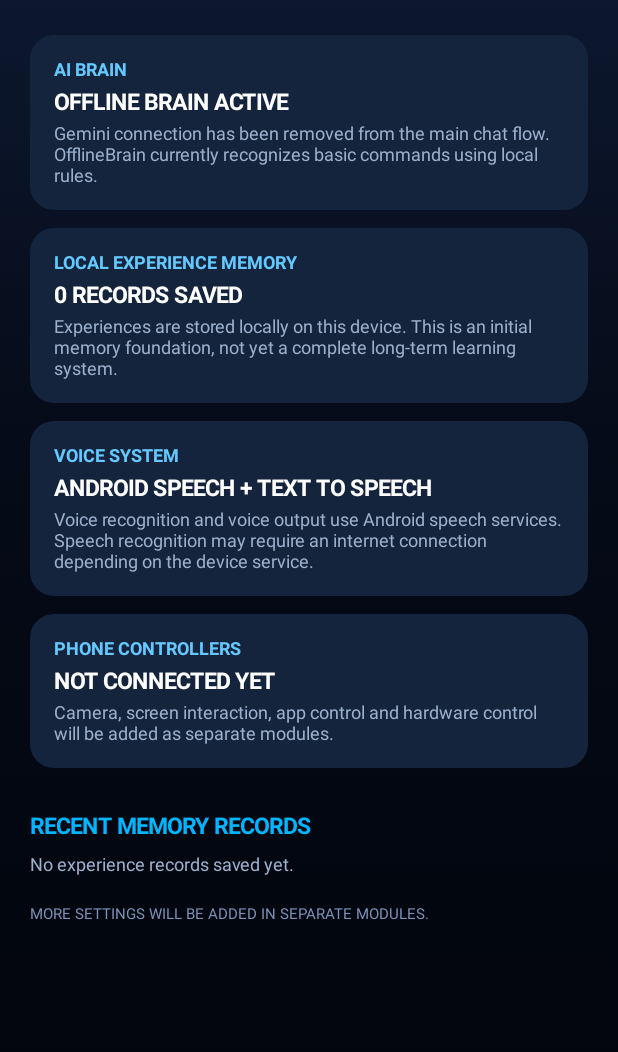
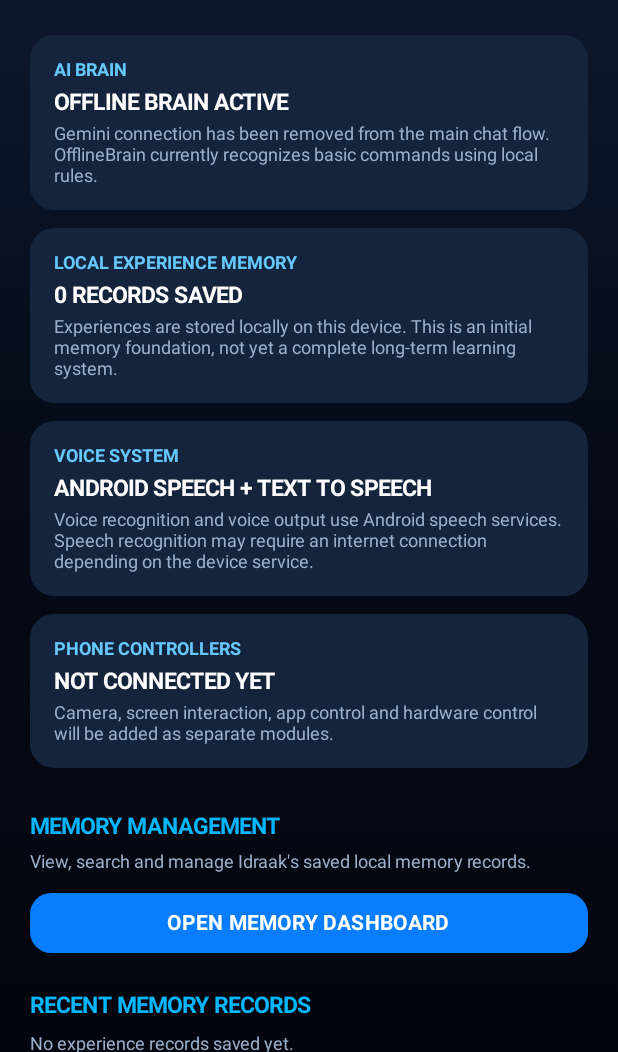
Before and after one commit to sameer83y-png/IDRAAK-QUANTUM-CORE-9432, an Android app built with Jetpack Compose: the composable IdraakHomeScreen shown on its own in the app's theme, after a tap on "SETTINGS", on a phone screen of 412 x 824 dp, the part 184-1236 px from its top. Run offline under Robolectric (Android 15) with nearby library versions, the phone set to English and light mode, and no system bars.

Commit message:
Integrate memory dashboard into MainActivity
Added functionality to show a memory dashboard and integrated it with the settings screen.

Signed-off-by: sameer83y-png <sameer83y@gmail.com>

```diff
--- a/app/src/main/java/com/idraak/quantum/MainActivity.kt
+++ b/app/src/main/java/com/idraak/quantum/MainActivity.kt
@@ -1,3 +1,4 @@
+
 package com.idraak.quantum
 
 import android.Manifest
@@ -89,12 +90,16 @@ fun IdraakHomeScreen() {
 
     var inputText by remember { mutableStateOf("") }
     var showSettings by remember { mutableStateOf(false) }
+    var showMemoryDashboard by remember { mutableStateOf(false) }
+
     var voiceStatus by remember {
         mutableStateOf("OFFLINE BRAIN READY")
     }
+
     var isListening by remember { mutableStateOf(false) }
     var isContinuousVoiceChat by remember { mutableStateOf(false) }
     var recognizedSpeech by remember { mutableStateOf<String?>(null) }
+
     var microphonePermissionRequest by remember {
         mutableStateOf(false)
     }
@@ -226,7 +231,6 @@ fun IdraakHomeScreen() {
         messages.add(ChatMessage(message, true))
         inputText = ""
 
-        // All text and voice messages go to the Offline Brain.
         val response = try {
             OfflineBrain.respond(
                 context = context.applicationContext,
@@ -297,13 +301,27 @@ fun IdraakHomeScreen() {
         modifier = Modifier.fillMaxSize(),
         color = backgroundColor
     ) {
-        if (showSettings) {
+        when {
+            showMemoryDashboard -> {
+                MemoryDashboardScreen(
+                    onBack = {
+                        showMemoryDashboard = false
+                    }
+                )
+            }
+
+            showSettings -> {
                 SettingsScreen(
                     onBack = {
                         showSettings = false
+                    },
+                    onOpenMemory = {
+                        showMemoryDashboard = true
                     }
                 )
-        } else {
+            }
+
+            else -> {
                 Column(
                     modifier = Modifier
                         .fillMaxSize()
@@ -545,9 +563,13 @@ fun IdraakHomeScreen() {
             }
         }
     }
+}
 
 @Composable
-fun SettingsScreen(onBack: () -> Unit) {
+fun SettingsScreen(
+    onBack: () -> Unit,
+    onOpenMemory: () -> Unit
+) {
     val context = LocalContext.current
 
     val memoryCount = remember {
@@ -625,6 +647,39 @@ fun SettingsScreen(onBack: () -> Unit) {
         )
 
         Spacer(modifier = Modifier.height(18.dp))
+
+        Text(
+            text = "MEMORY MANAGEMENT",
+            color = Color(0xFF00B7FF),
+            fontSize = 15.sp,
+            fontWeight = FontWeight.Bold
+        )
+
+        Spacer(modifier = Modifier.height(8.dp))
+
+        Text(
+            text = "View, search and manage Idraak's saved local memory records.",
+            color = Color(0xFF9CB0CC),
+            fontSize = 12.sp
+        )
+
+        Spacer(modifier = Modifier.height(10.dp))
+
+        Button(
+            onClick = onOpenMemory,
+            modifier = Modifier.fillMaxWidth(),
+            shape = RoundedCornerShape(14.dp),
+            colors = ButtonDefaults.buttonColors(
+                containerColor = Color(0xFF087DFF)
+            )
+        ) {
+            Text(
+                text = "OPEN MEMORY DASHBOARD",
+                fontWeight = FontWeight.Bold
+            )
+        }
+
+        Spacer(modifier = Modifier.height(22.dp))
 
         Text(
             text = "RECENT MEMORY RECORDS",
```
Lines whose indentation alone changed are shown as unchanged.
